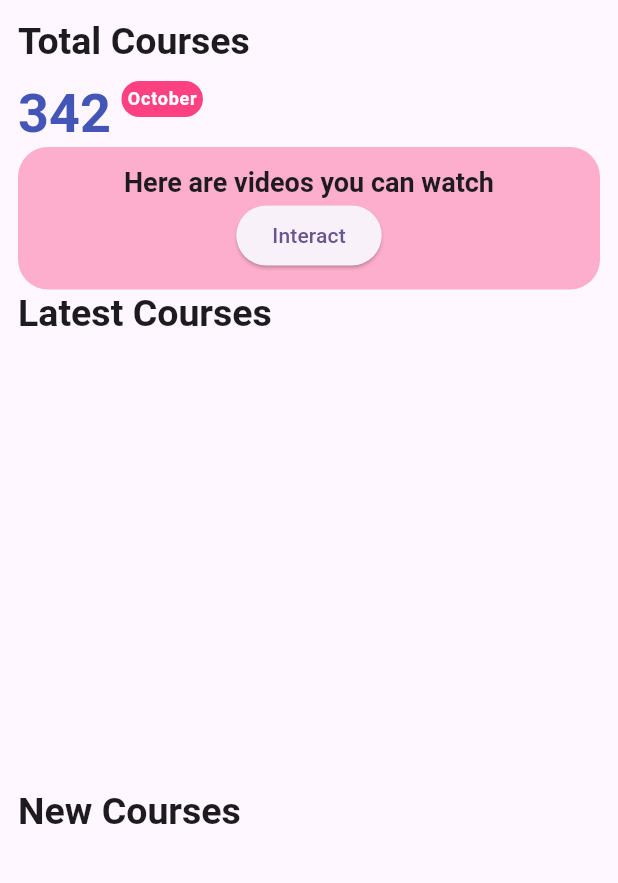
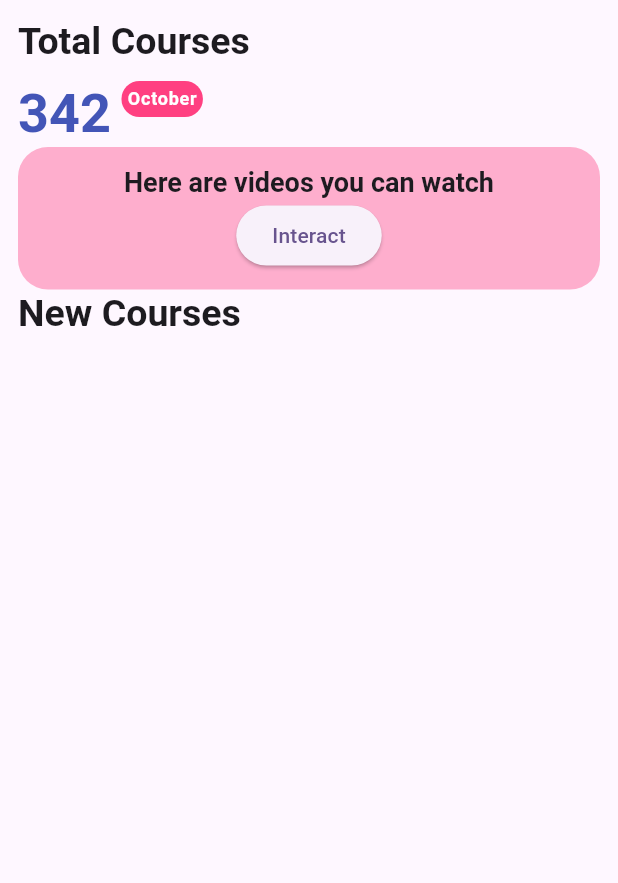
Before and after one commit to LizWahome/Emtech, a Flutter app: the StudentPage screen opened directly, on a phone screen of 412 x 824 dp, the part 123-1006 px from its top. Run offline on Flutter 3.47's test engine with Material 3 defaults, Android fonts, the phone set to English and light mode, and no system bars; our stand-ins replace cherry_toast, cloud_firestore, file_picker, firebase_auth, firebase_core, firebase_storage and 1 more; accounts and stored records are empty.

Commit message:
fixed course list

```diff
--- a/lib/features/instructor/view/instructor.dart
+++ b/lib/features/instructor/view/instructor.dart
@@ -202,6 +202,7 @@ class _InstructorPageState extends State<InstructorPage> {
                 if (!snapshot.hasData) {
                   return Center(child: CircularProgressIndicator());
                 }
+                courses.clear();
                 snapshot.data!.docs.forEach((element) {
                   CreateCourse course = CreateCourse.fromDocument(element);
                   courses.add(course);
--- a/lib/features/student/view/student.dart
+++ b/lib/features/student/view/student.dart
@@ -19,7 +19,7 @@ class StudentPage extends StatefulWidget {
 class _StudentPageState extends State<StudentPage> {
   List<CreateCourse> courses = [];
   List<CreateCourse> enrolledCourses = [];
-   enrollCourse(CreateCourse course) {
+  enrollCourse(CreateCourse course) {
     if (!enrolledCourses.contains(course)) {
       setState(() {
         enrolledCourses.add(course);
@@ -65,8 +65,8 @@ class _StudentPageState extends State<StudentPage> {
                   ],
                 ),
               ),
-              HeadingText(text: "Latest Courses"),
-              SizedBox(
+              if(enrolledCourses.isNotEmpty)HeadingText(text: "Latest Courses"),
+             if(enrolledCourses.isNotEmpty) SizedBox(
                   height: 300,
                   child: PageView.builder(
                       scrollDirection: Axis.horizontal,
@@ -115,10 +115,12 @@ class _StudentPageState extends State<StudentPage> {
                     if (!snapshot.hasData) {
                       return Center(child: CircularProgressIndicator());
                     }
+                    courses.clear();
                     snapshot.data!.docs.forEach((element) {
                       CreateCourse course = CreateCourse.fromDocument(element);
                       courses.add(course);
                     });
+
                     return ListView.builder(
                         itemBuilder: (context, index) {
                           final course = courses[index];
```
